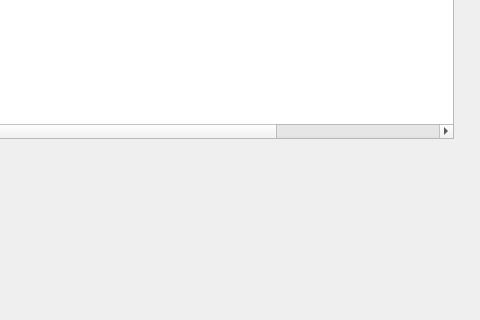
The window that reader.ui (314r/joliebulle) describes before a commit, drawn with Qt 5; both pictures show x 681 to 1161 and y 300 to 620 of the 1293 by 715 pixel window.
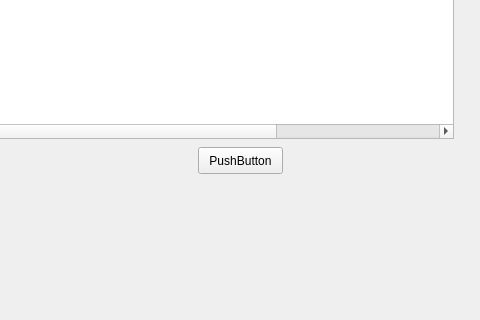
The same window after the commit. The open tabs and pages were chosen to show the change. Icons and pictures are not drawn.

Commit message: fenetre ajustement palier brewday mode

The edit to the form file:
```diff
--- a/reader.ui
+++ b/reader.ui
@@ -1522,6 +1522,19 @@
          </item>
         </layout>
        </widget>
+       <widget class="QPushButton" name="pushButtonAdjustStep">
+        <property name="geometry">
+         <rect>
+          <x>870</x>
+          <y>390</y>
+          <width>85</width>
+          <height>27</height>
+         </rect>
+        </property>
+        <property name="text">
+         <string>PushButton</string>
+        </property>
+       </widget>
       </widget>
      </widget>
     </item>
```
The commit also changes 6 other files.
